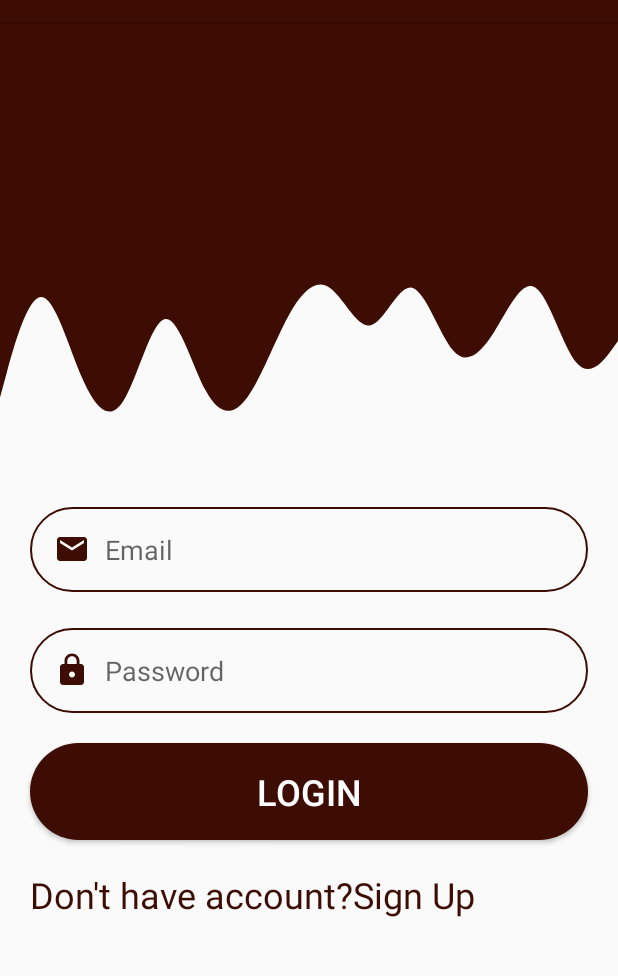
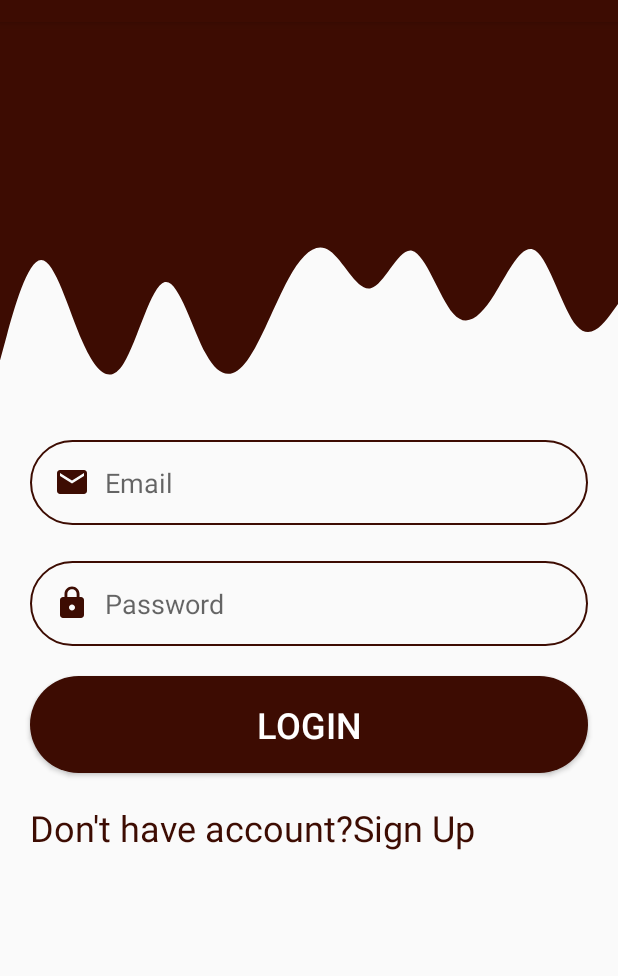
Before and after one commit to rushit0105/The-Cake-Bake, an Android app: the LoginActivity screen opened directly, with no data from a screen before it, on a phone screen of 412 x 824 dp, the part 62-1038 px from its top. Run offline under Robolectric (Android 15) with nearby library versions, the phone set to English and light mode, and no system bars.

Commit message:
Modify topView in Login

```diff
--- a/app/src/main/res/layout/activity_login.xml
+++ b/app/src/main/res/layout/activity_login.xml
@@ -12,7 +12,7 @@
         android:layout_height="wrap_content"
         android:layout_marginLeft="20dp"
         android:layout_marginRight="20dp"
-        android:layout_marginTop="48dp"
+        android:layout_marginTop="28dp"
         android:background="@drawable/rounded_border"
         android:drawablePadding="10dp"
         android:drawableStart="@drawable/ic_email"
@@ -21,12 +21,12 @@
         android:inputType="textEmailAddress"
         android:padding="16dp"
         app:layout_constraintEnd_toEndOf="parent"
-        app:layout_constraintHorizontal_bias="0.6"
+        app:layout_constraintHorizontal_bias="0.4"
         app:layout_constraintStart_toStartOf="parent"
-        app:layout_constraintTop_toBottomOf="@+id/view2" />
+        app:layout_constraintTop_toBottomOf="@+id/bottomView" />
 
     <View
-        android:id="@+id/view2"
+        android:id="@+id/bottomView"
         android:layout_width="0dp"
         android:layout_height="125dp"
         android:background="@drawable/wave"
@@ -37,7 +37,7 @@
     <View
         android:id="@+id/topView"
         android:layout_width="0dp"
-        android:layout_height="150dp"
+        android:layout_height="125dp"
         android:background="@color/colorPrimary"
         app:layout_constraintEnd_toEndOf="parent"
         app:layout_constraintStart_toStartOf="parent"
```
